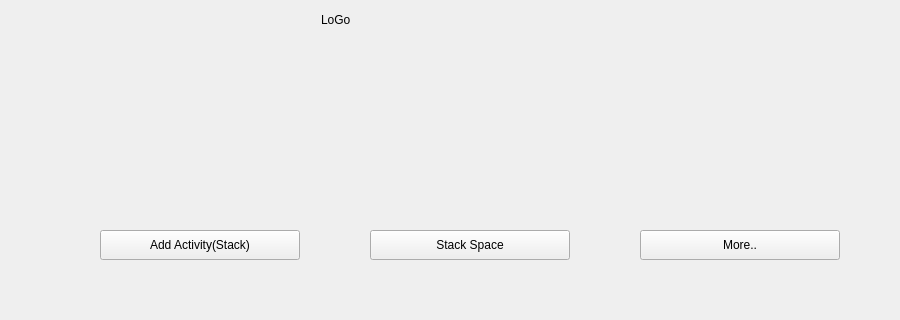
rakshith111/Time-Stack, file src/ui_files/main_menu.ui: the form before one commit; both pictures show x 0 to 900 and y 180 to 500 of the 900 by 500 pixel window.
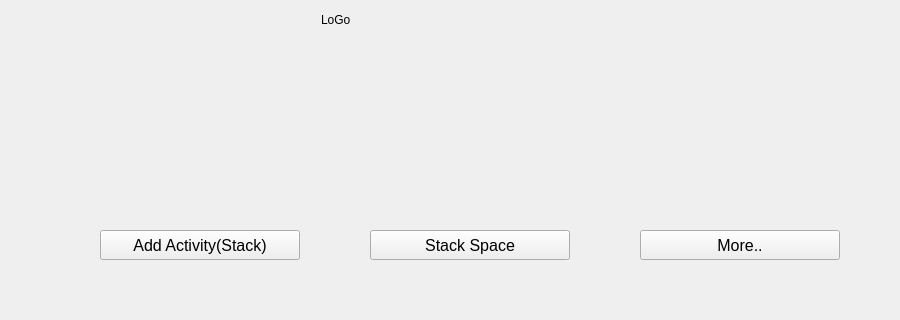
The form after the commit.

Commit message: Update font size, Add spacing

Diff of the .ui file:
```diff
--- a/src/ui_files/main_menu.ui
+++ b/src/ui_files/main_menu.ui
@@ -152,6 +152,11 @@
              <height>30</height>
             </size>
            </property>
+           <property name="font">
+            <font>
+             <pointsize>12</pointsize>
+            </font>
+           </property>
            <property name="text">
             <string>Add Activity(Stack)</string>
            </property>
@@ -177,6 +182,11 @@
              <height>30</height>
             </size>
            </property>
+           <property name="font">
+            <font>
+             <pointsize>12</pointsize>
+            </font>
+           </property>
            <property name="text">
             <string>Stack Space</string>
            </property>
@@ -202,6 +212,11 @@
              <height>30</height>
             </size>
            </property>
+           <property name="font">
+            <font>
+             <pointsize>12</pointsize>
+            </font>
+           </property>
            <property name="text">
             <string>More..</string>
            </property>
```
The commit also changes 5 other files.
